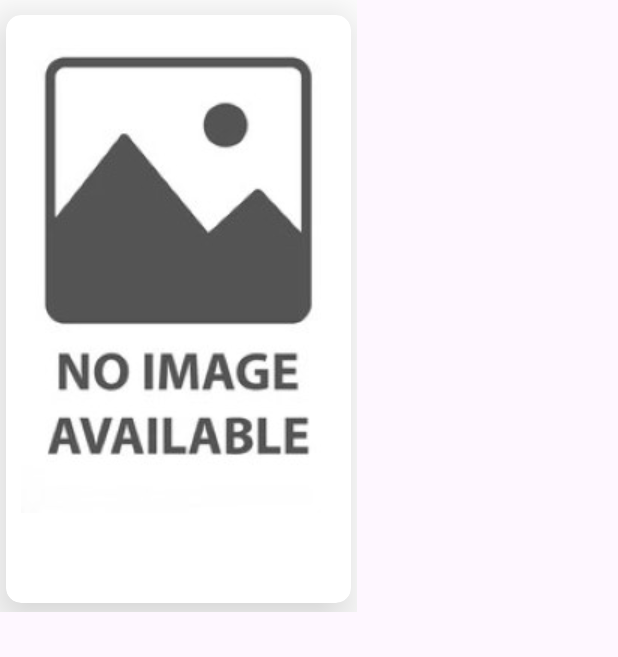
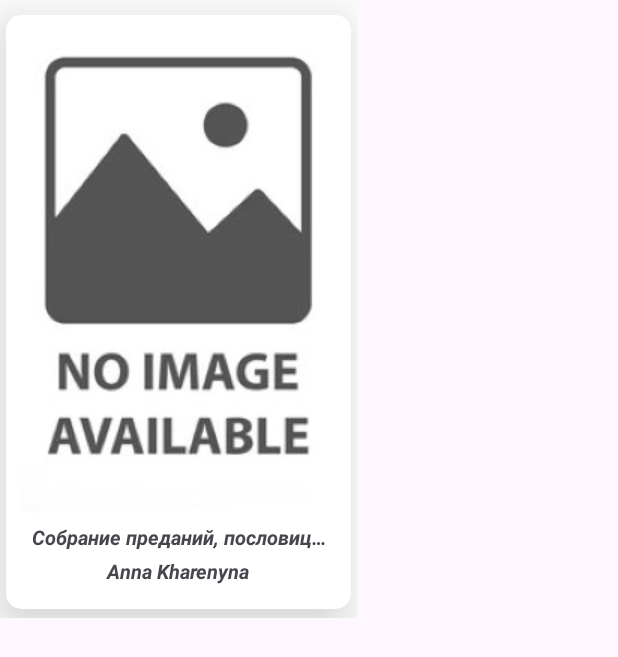
Before and after one commit to d-slesarev/BookFineder, an Android app: the layout book_item.xml on its own in the app's theme, with its tools: preview values and no code run, on a phone screen of 412 x 824 dp. Shown: the top 657 px of the screen. Run offline under Robolectric (Android 15) with nearby library versions, the phone set to English and light mode, and no system bars; Roboto replaces fonts that are not available here.

Commit message:
Внёс последние правки перед защитой Диплома

```diff
--- a/app/src/main/java/ua/khai/slesarev/bookfinder/BookFinderApp.kt
+++ b/app/src/main/java/ua/khai/slesarev/bookfinder/BookFinderApp.kt
@@ -12,7 +12,6 @@ class BookFinderApp : Application() {
         super.onCreate()
         instance = this
         AuthStateManager.init(this)
-        Log.e(MY_TAG, "deleteDatabase(book-finder-db): ${deleteDatabase("book-finder-db")}")
         BookFinderDatabase.init(this)
     }
 
--- a/app/src/main/java/ua/khai/slesarev/bookfinder/data/paging/mediators/AdventuresRemoteMediator.kt
+++ b/app/src/main/java/ua/khai/slesarev/bookfinder/data/paging/mediators/AdventuresRemoteMediator.kt
@@ -85,7 +85,7 @@ class AdventuresRemoteMediator (
                                 AdventuresBook(
                                     id = index++,
                                     title = it1,
-                                    authors = it2.toString(),
+                                    authors = it2.joinToString(", "),
                                     coverUrl = it3
                                 )
                             }
@@ -127,7 +127,7 @@ class AdventuresRemoteMediator (
         }
 
         fun getCurrentPosition(context: Context): Int {
-            return getPreferences(context).getInt(KEY_CURRENT_POSITION, 1) // Default position is 1
+            return getPreferences(context).getInt(KEY_CURRENT_POSITION, 0) // Default position is 1
         }
 
         fun setCurrentPosition(context: Context, position: Int) {
@@ -135,7 +135,7 @@ class AdventuresRemoteMediator (
         }
 
         fun resetCurrentPosition(context: Context) {
-            setCurrentPosition(context, 1)
+            setCurrentPosition(context, 0)
         }
     }
 }
--- a/app/src/main/java/ua/khai/slesarev/bookfinder/data/paging/mediators/FantasyRemoteMediator.kt
+++ b/app/src/main/java/ua/khai/slesarev/bookfinder/data/paging/mediators/FantasyRemoteMediator.kt
@@ -83,7 +83,7 @@ class FantasyRemoteMediator (
                                 FantasyBook(
                                     id = index++,
                                     title = it1,
-                                    authors = it2.toString(),
+                                    authors = it2.joinToString(", "),
                                     coverUrl = it3
                                 )
                             }
@@ -124,7 +124,7 @@ class FantasyRemoteMediator (
         }
 
         fun getCurrentPosition(context: Context): Int {
-            return getPreferences(context).getInt(KEY_CURRENT_POSITION, 1) // Default position is 1
+            return getPreferences(context).getInt(KEY_CURRENT_POSITION, 0) // Default position is 1
         }
 
         fun setCurrentPosition(context: Context, position: Int) {
@@ -132,7 +132,7 @@ class FantasyRemoteMediator (
         }
 
         fun resetCurrentPosition(context: Context) {
-            setCurrentPosition(context, 1)
+            setCurrentPosition(context, 0)
         }
     }
 }
--- a/app/src/main/java/ua/khai/slesarev/bookfinder/data/paging/mediators/FictionRemoteMediator.kt
+++ b/app/src/main/java/ua/khai/slesarev/bookfinder/data/paging/mediators/FictionRemoteMediator.kt
@@ -87,7 +87,7 @@ class FictionRemoteMediator (
                                 FictionBook(
                                     id = index++,
                                     title = it1,
-                                    authors = it2.toString(),
+                                    authors = it2.joinToString(", "),
                                     coverUrl = it3
                                 )
                             }
@@ -129,7 +129,7 @@ class FictionRemoteMediator (
         }
 
         fun getCurrentPosition(context: Context): Int {
-            return getPreferences(context).getInt(KEY_CURRENT_POSITION, 1) // Default position is 1
+            return getPreferences(context).getInt(KEY_CURRENT_POSITION, 0) // Default position is 1
         }
 
         fun setCurrentPosition(context: Context, position: Int) {
@@ -137,7 +137,7 @@ class FictionRemoteMediator (
         }
 
         fun resetCurrentPosition(context: Context) {
-            setCurrentPosition(context, 1)
+            setCurrentPosition(context, 0)
         }
     }
 }
--- a/app/src/main/java/ua/khai/slesarev/bookfinder/data/paging/mediators/RecentRemoteMediator.kt
+++ b/app/src/main/java/ua/khai/slesarev/bookfinder/data/paging/mediators/RecentRemoteMediator.kt
@@ -84,7 +84,7 @@ class RecentRemoteMediator (
                                 RecentBook(
                                     id = index++,
                                     title = it1,
-                                    authors = it2.toString(),
+                                    authors = it2.joinToString(", "),
                                     coverUrl = it3
                                 )
                             }
@@ -126,7 +126,7 @@ class RecentRemoteMediator (
         }
 
         fun getCurrentPosition(context: Context): Int {
-            return getPreferences(context).getInt(KEY_CURRENT_POSITION, 1) // Default position is 1
+            return getPreferences(context).getInt(KEY_CURRENT_POSITION, 0) // Default position is 1
         }
 
         fun setCurrentPosition(context: Context, position: Int) {
@@ -134,7 +134,7 @@ class RecentRemoteMediator (
         }
 
         fun resetCurrentPosition(context: Context) {
-            setCurrentPosition(context, 1)
+            setCurrentPosition(context, 0)
         }
     }
 }
--- a/app/src/main/java/ua/khai/slesarev/bookfinder/data/paging/mediators/RomanceRemoteMediator.kt
+++ b/app/src/main/java/ua/khai/slesarev/bookfinder/data/paging/mediators/RomanceRemoteMediator.kt
@@ -84,7 +84,7 @@ class RomanceRemoteMediator (
                                 RomanceBook(
                                     id = index++,
                                     title = it1,
-                                    authors = it2.toString(),
+                                    authors = it2.joinToString(", "),
                                     coverUrl = it3
                                 )
                             }
@@ -130,7 +130,7 @@ class RomanceRemoteMediator (
         }
 
         fun getCurrentPosition(context: Context): Int {
-            return getPreferences(context).getInt(KEY_CURRENT_POSITION, 1) // Default position is 1
+            return getPreferences(context).getInt(KEY_CURRENT_POSITION, 0) // Default position is 1
         }
 
         fun setCurrentPosition(context: Context, position: Int) {
@@ -138,7 +138,7 @@ class RomanceRemoteMediator (
         }
 
         fun resetCurrentPosition(context: Context) {
-            setCurrentPosition(context, 1)
+            setCurrentPosition(context, 0)
         }
     }
 }
--- a/app/src/main/java/ua/khai/slesarev/bookfinder/data/paging/mediators/SelfDevelopmentRemoteMediator.kt
+++ b/app/src/main/java/ua/khai/slesarev/bookfinder/data/paging/mediators/SelfDevelopmentRemoteMediator.kt
@@ -85,7 +85,7 @@ class SelfDevelopmentRemoteMediator (
                     SelfDevelopmentBook(
                         id = index++,
                         title = it.volumeInfo!!.title!!,
-                        authors = it.volumeInfo.authors.toString(),
+                        authors = it.volumeInfo.authors!!.joinToString(", "),
                         coverUrl = it.volumeInfo.imageLinks!!.thumbnail!!
                     )
                 }
@@ -124,7 +124,7 @@ class SelfDevelopmentRemoteMediator (
         }
 
         fun getCurrentPosition(context: Context): Int {
-            return getPreferences(context).getInt(KEY_CURRENT_POSITION, 1) // Default position is 1
+            return getPreferences(context).getInt(KEY_CURRENT_POSITION, 0) // Default position is 1
         }
 
         fun setCurrentPosition(context: Context, position: Int) {
@@ -132,7 +132,7 @@ class SelfDevelopmentRemoteMediator (
         }
 
         fun resetCurrentPosition(context: Context) {
-            setCurrentPosition(context, 1)
+            setCurrentPosition(context, 0)
         }
     }
 }
--- a/app/src/main/java/ua/khai/slesarev/bookfinder/data/paging/mediators/ThrillersRemoteMediator.kt
+++ b/app/src/main/java/ua/khai/slesarev/bookfinder/data/paging/mediators/ThrillersRemoteMediator.kt
@@ -84,7 +84,7 @@ class ThrillersRemoteMediator (
                                 ThrillersBook(
                                     id = index++,
                                     title = it1,
-                                    authors = it2.toString(),
+                                    authors = it2.joinToString(", "),
                                     coverUrl = it3
                                 )
                             }
@@ -126,7 +126,7 @@ class ThrillersRemoteMediator (
         }
 
         fun getCurrentPosition(context: Context): Int {
-            return getPreferences(context).getInt(KEY_CURRENT_POSITION, 1) // Default position is 1
+            return getPreferences(context).getInt(KEY_CURRENT_POSITION, 0) // Default position is 1
         }
 
         fun setCurrentPosition(context: Context, position: Int) {
@@ -134,7 +134,7 @@ class ThrillersRemoteMediator (
         }
 
         fun resetCurrentPosition(context: Context) {
-            setCurrentPosition(context, 1)
+            setCurrentPosition(context, 0)
         }
     }
 }
--- a/app/src/main/res/layout/book_item.xml
+++ b/app/src/main/res/layout/book_item.xml
@@ -48,30 +48,37 @@
                   если название заголовка книги слишком большое-->
 
             <TextView
-                    android:text=""
+                    android:text="Собрание преданий, пословиц, поговорок, загадок и скороговорок русского народа, собранных в разных частях России и помещённых в систему"
                     android:layout_width="match_parent"
                     android:layout_height="wrap_content"
                     android:id="@+id/bookTitle"
                     android:fontFamily="sans-serif"
-                    android:maxLength="25"
                     android:ellipsize="end"
+                    android:singleLine="true"
+                    android:scrollHorizontally="true"
                     android:textSize="13sp"
                     android:textStyle="bold|italic"
                     android:textAlignment="center"
                     android:paddingBottom="4dp"
-                    android:paddingTop="5dp" />
+                    android:paddingTop="5dp"
+                    android:paddingStart="16dp"
+                    android:paddingEnd="16dp"/>
 
             <TextView
-                    android:text=""
+                    android:text="Anna Kharenyna"
                     android:layout_width="match_parent"
                     android:layout_height="wrap_content"
                     android:id="@+id/bookAuthor"
                     android:fontFamily="sans-serif"
+                    android:ellipsize="end"
+                    android:singleLine="true"
+                    android:scrollHorizontally="true"
                     android:textSize="13sp"
                     android:textStyle="bold|italic"
                     android:textAlignment="center"
-                    android:paddingBottom="8dp"
-                    android:paddingTop="4dp" />
+                    android:paddingBottom="16dp"
+                    android:paddingStart="34dp"
+                    android:paddingEnd="34dp"/>
         </LinearLayout>
 
         <com.facebook.shimmer.ShimmerFrameLayout
```
Also changed, not shown: app/src/main/java/ua/khai/slesarev/bookfinder/data/paging/mediators/MysteryRemoteMediator.kt (+4 -4 lines).
